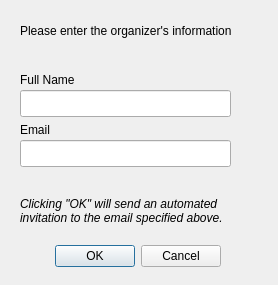
Before: the Qt Designer form ui_design/OrganizerCreateWindow.ui in baklesis/MasterPlan, drawn with Qt 5.
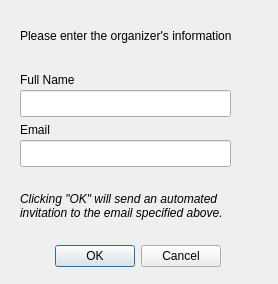
After: the same form once the commit is applied.

```diff
--- a/ui_design/OrganizerCreateWindow.ui
+++ b/ui_design/OrganizerCreateWindow.ui
@@ -7,7 +7,7 @@
     <x>0</x>
     <y>0</y>
     <width>278</width>
-    <height>285</height>
+    <height>284</height>
    </rect>
   </property>
   <property name="windowTitle">
@@ -81,7 +81,7 @@
      <x>20</x>
      <y>20</y>
      <width>251</width>
-     <height>21</height>
+     <height>31</height>
     </rect>
    </property>
    <property name="text">
@@ -95,9 +95,9 @@
    <property name="geometry">
     <rect>
      <x>20</x>
-     <y>190</y>
+     <y>180</y>
      <width>241</width>
-     <height>41</height>
+     <height>51</height>
     </rect>
    </property>
    <property name="font">
```
